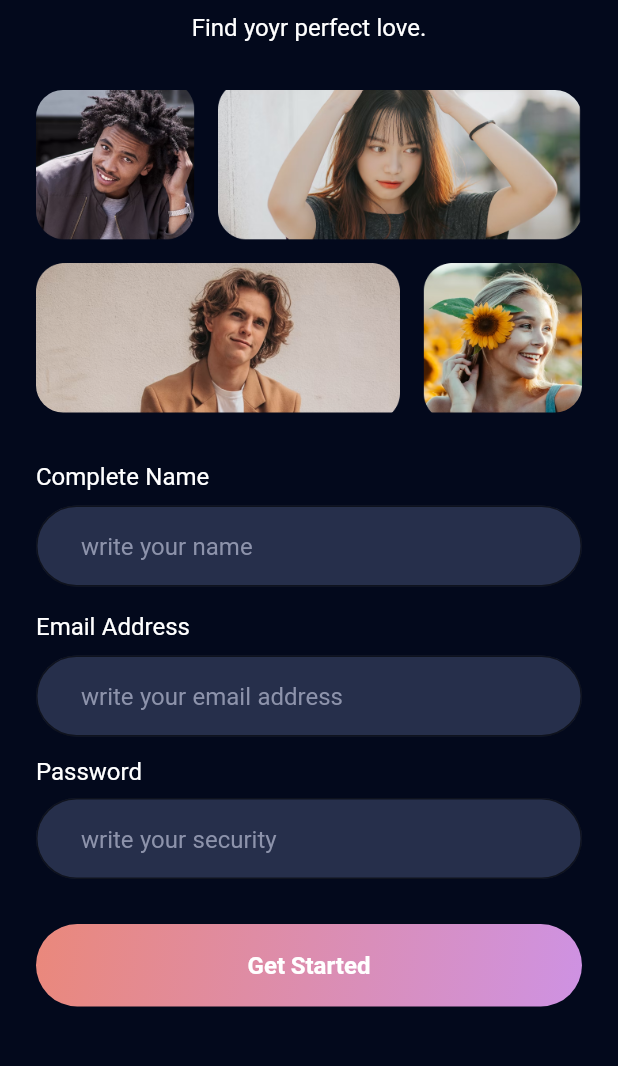
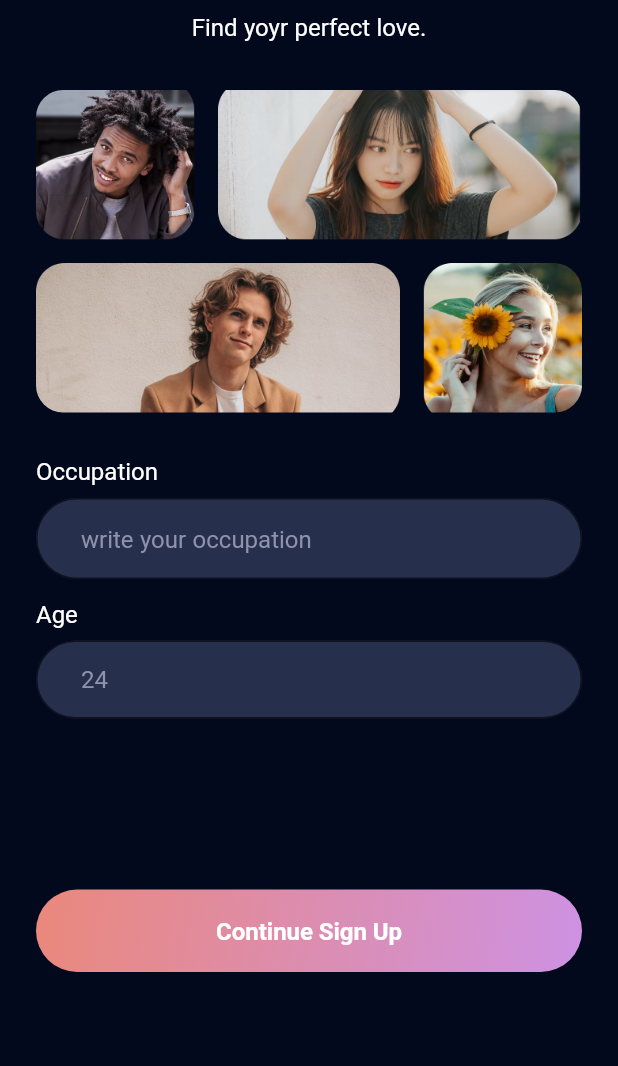
Before and after one commit to magerngoding/Tinder-App, a Flutter app: the screen it shows after launch, after a tap on "Get Started", on a phone screen of 412 x 824 dp, the part 126-1192 px from its top. Run offline on Flutter 3.47's test engine with Material 2 defaults, Android fonts, the phone set to English and light mode, and no system bars; our stand-ins replace google_fonts.

Commit message:
Slicing sign up age job screen and upload photo screen update

```diff
--- a/lib/src/app.dart
+++ b/lib/src/app.dart
@@ -1,5 +1,7 @@
 import 'package:flutter/material.dart';
 import 'package:tinder_app/src/features/authentication/presentation/sign_up_screen.dart';
+import 'package:tinder_app/src/features/authentication/presentation/sign_up_age_job_screen.dart';
+import 'package:tinder_app/src/features/authentication/presentation/sign_up_upload_photo_screen.dart';
 import 'package:tinder_app/src/theme_manager/theme_data.manager.dart';
 
 class AppScreen extends StatelessWidget {
@@ -16,6 +18,9 @@ class AppScreen extends StatelessWidget {
       initialRoute: SignUpScreen.routeName,
       routes: {
         SignUpScreen.routeName: (context) => SignUpScreen(),
+        SignUpAgeJobScreen.routeName: (context) => SignUpAgeJobScreen(),
+        SignUpUploadPhotoScreen.routeName: (context) =>
+            SignUpUploadPhotoScreen(),
       },
     );
   }
--- /dev/null
+++ b/lib/src/features/authentication/presentation/sign_up_age_job_screen.dart
@@ -0,0 +1,70 @@
+// ignore_for_file: prefer_const_constructors
+
+import 'package:flutter/material.dart';
+import 'package:tinder_app/src/common_widgets/banner_widget.dart';
+import 'package:tinder_app/src/common_widgets/custome_button_widget.dart';
+import 'package:tinder_app/src/common_widgets/custome_text_button_widget.dart';
+import 'package:tinder_app/src/common_widgets/custome_text_field_widget.dart';
+import 'package:tinder_app/src/features/authentication/presentation/sign_up_upload_photo_screen.dart';
+import 'package:tinder_app/src/theme_manager/values_manager.dart';
+
+class SignUpAgeJobScreen extends StatefulWidget {
+  static const String routeName = '/sign-up-age-job';
+  const SignUpAgeJobScreen({super.key});
+
+  @override
+  State<SignUpAgeJobScreen> createState() => _SignUpAgeJobScreenState();
+}
+
+class _SignUpAgeJobScreenState extends State<SignUpAgeJobScreen> {
+  final jobController = TextEditingController();
+  final ageController = TextEditingController();
+
+  @override
+  void dispose() {
+    jobController.clear();
+    ageController.clear();
+    super.dispose();
+  }
+
+  @override
+  Widget build(BuildContext context) {
+    return Scaffold(
+      body: Padding(
+        padding: EdgeInsets.symmetric(
+          horizontal: AppPadding.p24,
+          vertical: AppPadding.p50,
+        ),
+        child: SingleChildScrollView(
+          child: Column(
+            children: [
+              BannerWidget(),
+              CustomeTextFieldWidget(
+                labelName: 'Occupation',
+                hintText: 'write your occupation',
+                controller: jobController,
+              ),
+              CustomeTextFieldWidget(
+                labelName: 'Age',
+                hintText: '24',
+                controller: ageController,
+              ),
+              SizedBox(
+                height: 100,
+              ),
+              CustomeButtonWidget(
+                title: 'Continue Sign Up',
+                onTap: () {
+                  Navigator.pushNamed(
+                    context,
+                    SignUpUploadPhotoScreen.routeName,
+                  );
+                },
+              ),
+            ],
+          ),
+        ),
+      ),
+    );
+  }
+}
--- a/lib/src/features/authentication/presentation/sign_up_screen.dart
+++ b/lib/src/features/authentication/presentation/sign_up_screen.dart
@@ -5,6 +5,7 @@ import 'package:tinder_app/src/common_widgets/banner_widget.dart';
 import 'package:tinder_app/src/common_widgets/custome_button_widget.dart';
 import 'package:tinder_app/src/common_widgets/custome_text_button_widget.dart';
 import 'package:tinder_app/src/common_widgets/custome_text_field_widget.dart';
+import 'package:tinder_app/src/features/authentication/presentation/sign_up_age_job_screen.dart';
 import 'package:tinder_app/src/theme_manager/values_manager.dart';
 
 class SignUpScreen extends StatefulWidget {
@@ -61,7 +62,9 @@ class _SignUpScreenState extends State<SignUpScreen> {
               ),
               CustomeButtonWidget(
                 title: 'Get Started',
-                onTap: () {},
+                onTap: () {
+                  Navigator.pushNamed(context, SignUpAgeJobScreen.routeName);
+                },
               ),
               SizedBox(
                 height: AppSize.s20,
```
Also changed, not shown: lib/src/common_widgets/upload_photo_widget.dart (added, +49 -0 lines), lib/src/features/authentication/presentation/sign_up_upload_photo_screen.dart (added, +75 -0 lines), assets/images/icon_add_color.png (added), assets/images/profile_icon.png (added).
